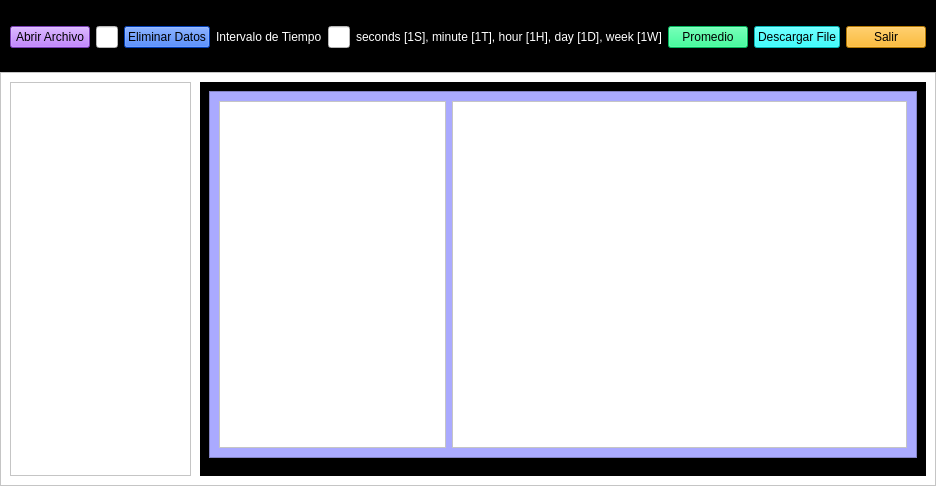
The window that project_mp25.ui (quisperomario/project_of_pm2_5) describes before a commit, drawn with Qt 5.
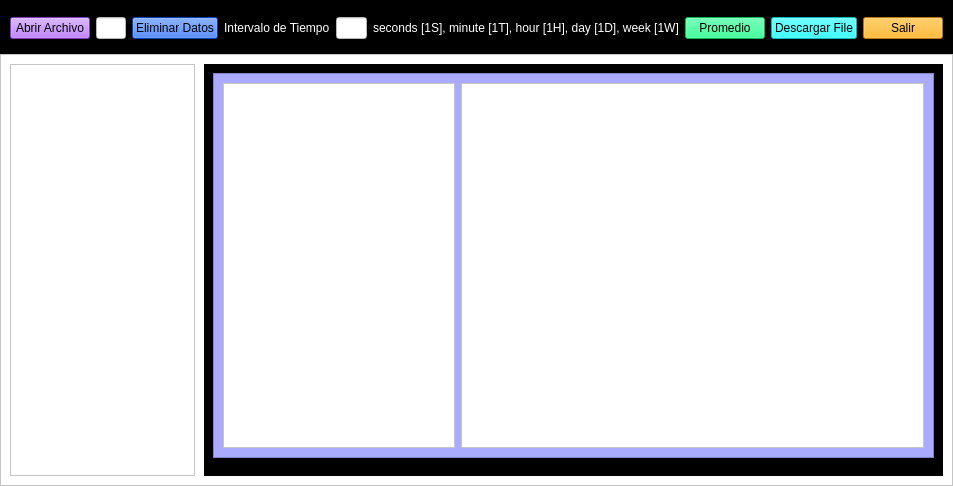
The same window after the commit.

```diff
--- a/project_mp25.ui
+++ b/project_mp25.ui
@@ -6,7 +6,7 @@
    <rect>
     <x>0</x>
     <y>0</y>
-    <width>865</width>
+    <width>953</width>
     <height>486</height>
    </rect>
   </property>
@@ -14,7 +14,7 @@
    <string>MainWindow</string>
   </property>
   <widget class="QWidget" name="centralwidget">
-   <layout class="QVBoxLayout" name="verticalLayout" stretch="7,40">
+   <layout class="QVBoxLayout" name="verticalLayout" stretch="5,40">
     <property name="spacing">
      <number>0</number>
     </property>
@@ -260,7 +260,7 @@
 }
 
 QHeaderView::section {
-	background-color: #aa00ff;
+	background-color: #c4c701;
 	padding: 2px;
 
 	border: 1px solid #fffff8;
@@ -268,7 +268,7 @@
 }
 
 QTableWidget {
-	gridline-color: #aa00ff;
+	gridline-color: #c4c701;
 	font-size: 10pt;
 }
 
```
